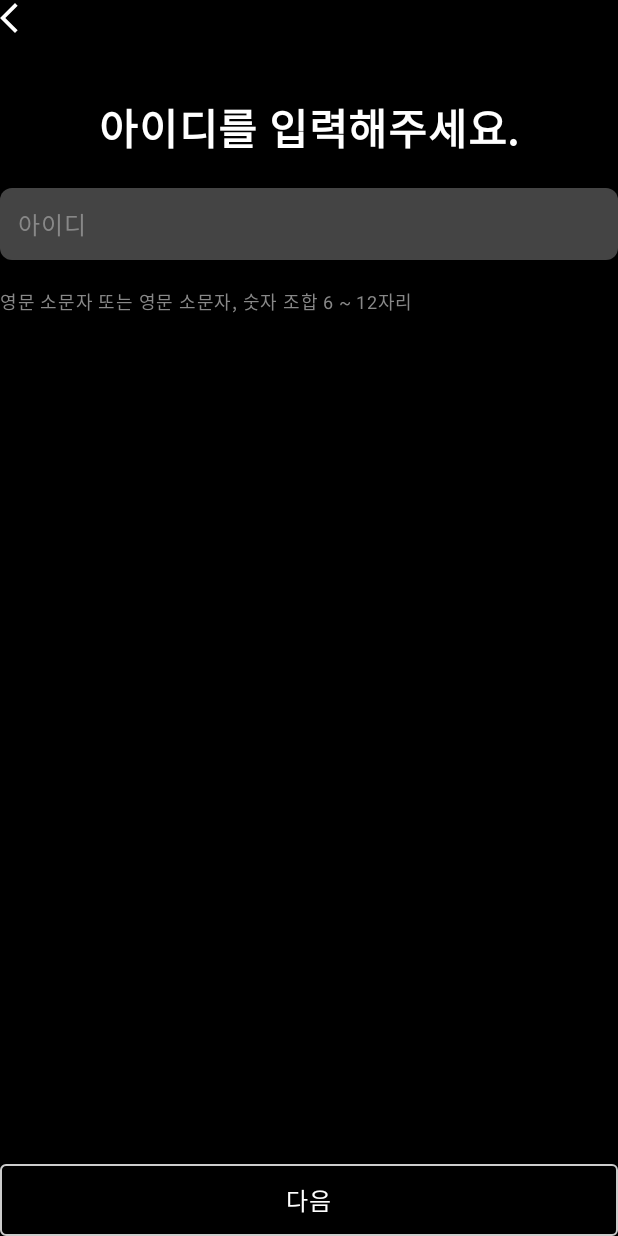
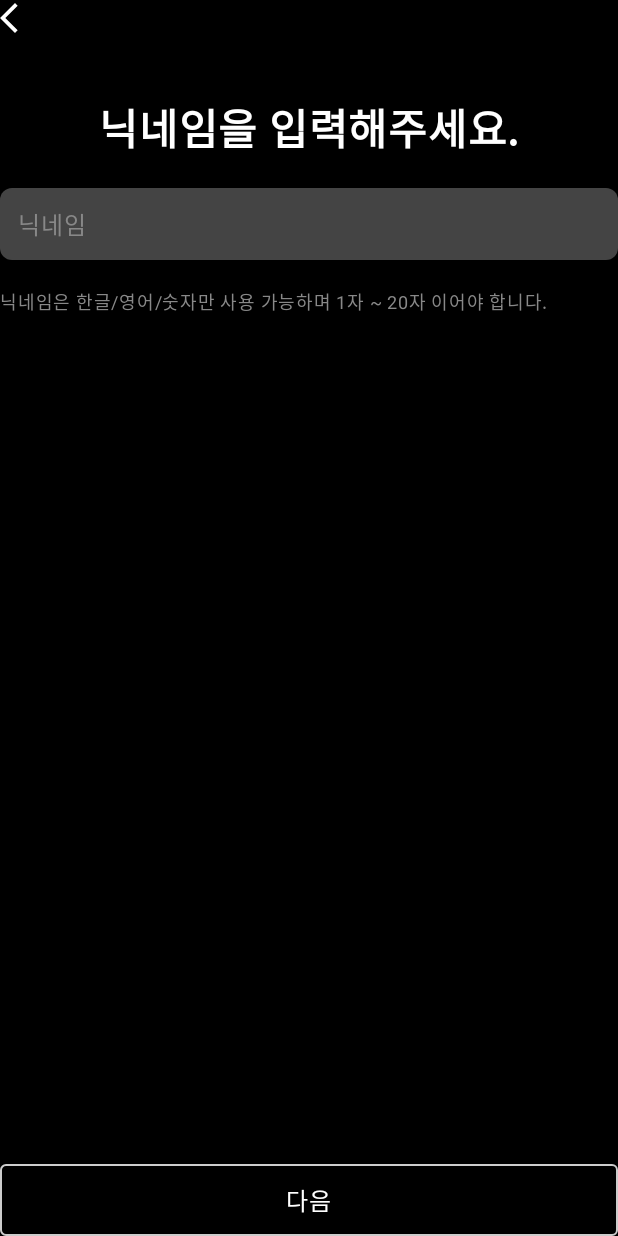
Before and after one commit to AT-SOPT-ANDROID/minjae-han, an Android app built with Jetpack Compose: the MainSignUpScreen screen opened through its navigation route, on a phone screen of 412 x 824 dp. Run offline under Robolectric (Android 15) with nearby library versions, the light colour scheme and no system bars; our stand-ins replace Dagger/Hilt's generated code; 1 statement that could not run was skipped.

Commit message:
[MOD/#7] 서버 붙이기 노가다

```diff
--- a/app/src/main/AndroidManifest.xml
+++ b/app/src/main/AndroidManifest.xml
@@ -16,6 +16,7 @@
         android:roundIcon="@mipmap/ic_launcher_round"
         android:supportsRtl="true"
         android:theme="@style/Theme.ATSOPTANDROID"
+        android:usesCleartextTraffic="true"
         tools:targetApi="31">
         <activity
             android:name=".presentation.MainActivity"
--- /dev/null
+++ b/app/src/main/java/org/sopt/at/core/designsystem/component/textfield/NicknameTextField.kt
@@ -0,0 +1,47 @@
+package org.sopt.at.core.designsystem.component.textfield
+
+import androidx.compose.runtime.Composable
+import androidx.compose.runtime.getValue
+import androidx.compose.runtime.mutableStateOf
+import androidx.compose.runtime.remember
+import androidx.compose.runtime.setValue
+import androidx.compose.ui.Modifier
+import androidx.compose.ui.graphics.Color
+import org.sopt.at.core.util.validation.SoptValidator.isNicknameFormat
+
+@Composable
+fun NicknameTextField(
+    value: String,
+    onValueChanged: (String) -> Unit,
+    onDoneAction: () -> Unit,
+    placeholder: String,
+    modifier: Modifier = Modifier,
+    maxLength: Int = 20
+) {
+    var isFocused by remember { mutableStateOf(false) }
+
+    val borderColor = remember(isFocused) {
+        when {
+            isFocused -> Color.White
+            else -> Color.Unspecified
+        }
+    }
+
+    BasicTextField(
+        value = value,
+        placeholder = placeholder,
+        onValueChanged = { newText ->
+            if (newText.length <= maxLength && isNicknameFormat(newText)) {
+                onValueChanged(newText)
+            } else {
+                onValueChanged(value)
+            }
+        },
+        onDoneAction = onDoneAction,
+        borderColor = borderColor,
+        modifier = modifier,
+        onFocusChanged = {
+            isFocused = it
+        }
+    )
+}
--- a/app/src/main/java/org/sopt/at/core/util/validation/SoptValidator.kt
+++ b/app/src/main/java/org/sopt/at/core/util/validation/SoptValidator.kt
@@ -3,6 +3,7 @@ package org.sopt.at.core.util.validation
 object SoptValidator {
     private val userIdPattern = "^[a-z0-9]+$".toRegex()
     private val passwordPattern = "^[A-Za-z0-9~!@#$%^&*()_+\\-=\\[\\]{}|;:'\",.<>/?]+$".toRegex()
+    private val nicknamePattern = "^[ㄱ-ㅎㅏ-ㅣ가-힣a-zA-Z0-9]+$".toRegex()
 
     fun isPasswordFormat(input: String): Boolean {
         return input.matches(passwordPattern)
@@ -11,4 +12,9 @@ object SoptValidator {
     fun isUserIdFormat(input: String): Boolean {
         return input.matches(userIdPattern)
     }
+
+
+    fun isNicknameFormat(input: String): Boolean {
+        return input.matches(nicknamePattern)
+    }
 }
--- a/app/src/main/java/org/sopt/at/presentation/signup/MainSignUpScreen.kt
+++ b/app/src/main/java/org/sopt/at/presentation/signup/MainSignUpScreen.kt
@@ -15,7 +15,7 @@ import androidx.lifecycle.flowWithLifecycle
 import androidx.navigation.compose.NavHost
 import androidx.navigation.compose.rememberNavController
 import org.sopt.at.core.designsystem.event.LocalSnackBarTrigger
-import org.sopt.at.presentation.signup.navigation.SignUpId
+import org.sopt.at.presentation.signup.navigation.SignUpNickname
 import org.sopt.at.presentation.signup.navigation.signUpGraph
 
 @Composable
@@ -46,7 +46,7 @@ fun MainSignUpScreen(
     ) {
         NavHost(
             navController = navController,
-            startDestination = SignUpId,
+            startDestination = SignUpNickname,
             modifier = Modifier.weight(1f)
         ) {
             signUpGraph(
--- /dev/null
+++ b/app/src/main/java/org/sopt/at/presentation/signup/SignUpNicknameRoute.kt
@@ -0,0 +1,150 @@
+package org.sopt.at.presentation.signup
+
+import androidx.compose.foundation.background
+import androidx.compose.foundation.layout.Column
+import androidx.compose.foundation.layout.PaddingValues
+import androidx.compose.foundation.layout.Spacer
+import androidx.compose.foundation.layout.fillMaxSize
+import androidx.compose.foundation.layout.fillMaxWidth
+import androidx.compose.foundation.layout.height
+import androidx.compose.foundation.layout.padding
+import androidx.compose.material3.Text
+import androidx.compose.runtime.Composable
+import androidx.compose.runtime.LaunchedEffect
+import androidx.compose.runtime.derivedStateOf
+import androidx.compose.runtime.getValue
+import androidx.compose.runtime.remember
+import androidx.compose.ui.Modifier
+import androidx.compose.ui.graphics.Color
+import androidx.compose.ui.platform.LocalFocusManager
+import androidx.compose.ui.platform.LocalSoftwareKeyboardController
+import androidx.compose.ui.text.font.FontWeight
+import androidx.compose.ui.text.style.TextAlign
+import androidx.compose.ui.unit.dp
+import androidx.compose.ui.unit.sp
+import androidx.lifecycle.compose.LocalLifecycleOwner
+import androidx.lifecycle.compose.collectAsStateWithLifecycle
+import androidx.lifecycle.flowWithLifecycle
+import org.sopt.at.core.designsystem.component.button.BasicButton
+import org.sopt.at.core.designsystem.component.textfield.NicknameTextField
+import org.sopt.at.core.designsystem.component.textfield.UserIdTextField
+import org.sopt.at.core.designsystem.component.topbar.BasicTopBar
+import org.sopt.at.core.designsystem.event.LocalSnackBarTrigger
+import org.sopt.at.core.util.extension.addFocusCleaner
+import org.sopt.at.core.util.extension.imePadding
+
+
+@Composable
+fun SignUpNicknameRoute(
+    paddingValues: PaddingValues,
+    onBackClick: () -> Unit,
+    onNextClick: () -> Unit,
+    viewModel: SignUpViewModel
+) {
+    val lifecycleOwner = LocalLifecycleOwner.current
+    val snackbarTrigger = LocalSnackBarTrigger.current
+
+    LaunchedEffect(viewModel.sideEffect, lifecycleOwner) {
+        viewModel.sideEffect.flowWithLifecycle(lifecycleOwner.lifecycle).collect { effect ->
+            when (effect) {
+                is SignUpSideEffect.ShowSnackbar -> {
+                    snackbarTrigger(effect.message)
+                }
+            }
+        }
+    }
+
+    val state by viewModel.state.collectAsStateWithLifecycle()
+    val isButtonEnabled = viewModel.isValidNickname(state.nickname)
+
+    SignUpNicknameScreen(
+        onBackClick = onBackClick,
+        userNickName = state.nickname,
+        onUserIdChanged = viewModel::updateNickname,
+        onNextClick = onNextClick,
+        isButtonEnabled = isButtonEnabled,
+        paddingValues = paddingValues
+    )
+}
+
+
+
+@Composable
+private fun SignUpNicknameScreen(
+    paddingValues: PaddingValues,
+    onBackClick: () -> Unit,
+    userNickName: String,
+    onUserIdChanged: (String) -> Unit,
+    onNextClick: () -> Unit,
+    isButtonEnabled: Boolean,
+    modifier: Modifier = Modifier
+) {
+    val focusManager = LocalFocusManager.current
+    val keyboardController = LocalSoftwareKeyboardController.current
+    val buttonColors = remember {
+        derivedStateOf {
+            Triple(
+                if (isButtonEnabled) Color.White else Color.LightGray,
+                Color.White,
+                if (isButtonEnabled) Color.Gray else Color.Black
+            )
+        }
+    }
+
+    Column(
+        modifier = modifier
+            .fillMaxSize()
+            .background(Color.Black)
+            .addFocusCleaner(focusManager)
+            .padding(paddingValues)
+            .padding(20.dp)
+            .imePadding()
+    ) {
+        BasicTopBar(onBackClick = onBackClick)
+
+        Spacer(modifier = Modifier.height(40.dp))
+
+        Text(
+            text = "닉네임을 입력해주세요.",
+            fontSize = 28.sp,
+            color = Color.White,
+            fontWeight = FontWeight.Bold,
+            textAlign = TextAlign.Center,
+            modifier = Modifier.fillMaxWidth()
+        )
+
+        Spacer(modifier = Modifier.height(20.dp))
+
+        NicknameTextField(
+            value = userNickName,
+            onValueChanged = onUserIdChanged,
+            onDoneAction = {
+                keyboardController?.hide()
+                focusManager.clearFocus()
+            },
+            placeholder = "닉네임",
+            modifier = Modifier.fillMaxWidth()
+        )
+
+        Spacer(modifier = Modifier.height(16.dp))
+
+        Text(
+            text = "닉네임은 한글/영어/숫자만 사용 가능하며 1자 ~ 20자 이어야 합니다.",
+            fontSize = 12.sp,
+            color = Color.Gray,
+            textAlign = TextAlign.Start,
+            modifier = Modifier.fillMaxWidth()
+        )
+
+        Spacer(modifier = Modifier.weight(1f))
+
+        BasicButton(
+            onClick = onNextClick,
+            enabled = isButtonEnabled,
+            buttonText = "다음",
+            borderColor = buttonColors.value.first,
+            textColor = buttonColors.value.second,
+            backgroundColor = buttonColors.value.third
+        )
+    }
+}
--- a/app/src/main/java/org/sopt/at/presentation/signup/model/SignUpState.kt
+++ b/app/src/main/java/org/sopt/at/presentation/signup/model/SignUpState.kt
@@ -1,6 +1,7 @@
 package org.sopt.at.presentation.signup.model
 
 data class SignUpState(
+    val nickname: String = "",
     val userId: String = "",
     val password: String = "",
     val isSignUpComplete: Boolean = false
--- a/app/src/main/java/org/sopt/at/presentation/signup/navigation/SignUpNavigation.kt
+++ b/app/src/main/java/org/sopt/at/presentation/signup/navigation/SignUpNavigation.kt
@@ -12,6 +12,7 @@ import kotlinx.serialization.Serializable
 import org.sopt.at.core.navigation.Route
 import org.sopt.at.presentation.signup.MainSignUpScreen
 import org.sopt.at.presentation.signup.SignUpIdRoute
+import org.sopt.at.presentation.signup.SignUpNicknameRoute
 import org.sopt.at.presentation.signup.SignUpPasswordRoute
 import org.sopt.at.presentation.signup.SignUpViewModel
 
@@ -42,10 +43,31 @@ fun NavGraphBuilder.signUpGraph(
     navigateUp: () -> Unit,
     navigateToSignIn: () -> Unit
 ) {
+    composable<SignUpNickname>(
+        enterTransition = {
+            slideIntoContainer(
+                AnimatedContentTransitionScope.SlideDirection.Left,
+                animationSpec = tween(500)
+            )
+        },
+        exitTransition = {
+            slideOutOfContainer(
+                AnimatedContentTransitionScope.SlideDirection.Left,
+                animationSpec = tween(500)
+            )
+        }
+    ) {
+        SignUpNicknameRoute(
+            viewModel = viewModel,
+            paddingValues = paddingValues,
+            onBackClick = navigateUp,
+            onNextClick = { navController.navigate(SignUpId) }
+        )
+    }
     composable<SignUpId>(
         enterTransition = {
             slideIntoContainer(
-                AnimatedContentTransitionScope.SlideDirection.Right,
+                AnimatedContentTransitionScope.SlideDirection.Left,
                 animationSpec = tween(500)
             )
         },
--- a/app/src/main/java/org/sopt/at/presentation/signup/navigation/SignUpRoute.kt
+++ b/app/src/main/java/org/sopt/at/presentation/signup/navigation/SignUpRoute.kt
@@ -8,3 +8,6 @@ data object SignUpId : Route
 
 @Serializable
 data object SignUpPassword : Route
+
+@Serializable
+data object SignUpNickname : Route
```
Also changed, not shown: app/src/main/java/org/sopt/at/AtSopt.kt (+7 -0 lines), app/src/main/java/org/sopt/at/core/network/AuthInterceptor.kt (deleted, +0 -27 lines), app/src/main/java/org/sopt/at/core/network/RetrofitModule.kt (+1 -8 lines), app/src/main/java/org/sopt/at/presentation/signup/SignUpViewModel.kt (+26 -13 lines).
